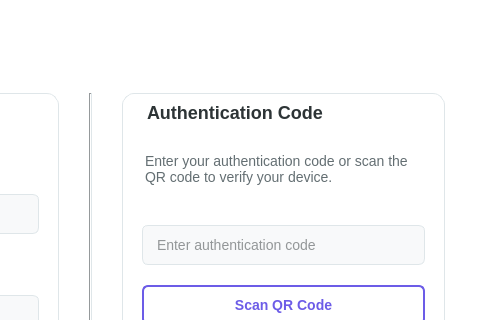
First picture: the form in src/ui/windows/settings/settings.ui, repository Fred-Sheppard/Eastwood, before the edit; both pictures show x 520 to 1000 and y 0 to 320 of the 1000 by 700 pixel window.
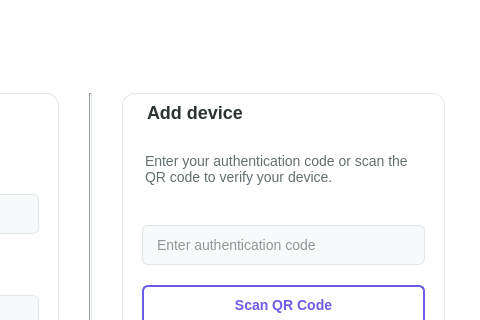
Second picture: the form after the edit. Custom widgets are drawn as their Qt base class.

Patch:
```diff
--- a/src/ui/windows/settings/settings.ui
+++ b/src/ui/windows/settings/settings.ui
@@ -407,7 +407,7 @@
              <string notr="true">font-size: 18px; font-weight: bold; color: #2d3436; margin-bottom: 10px;</string>
             </property>
             <property name="text">
-             <string>Authentication Code</string>
+             <string>Add device</string>
             </property>
            </widget>
           </item>
```
Left out of the diff: 2 changed lines with no effect on the pictures.
